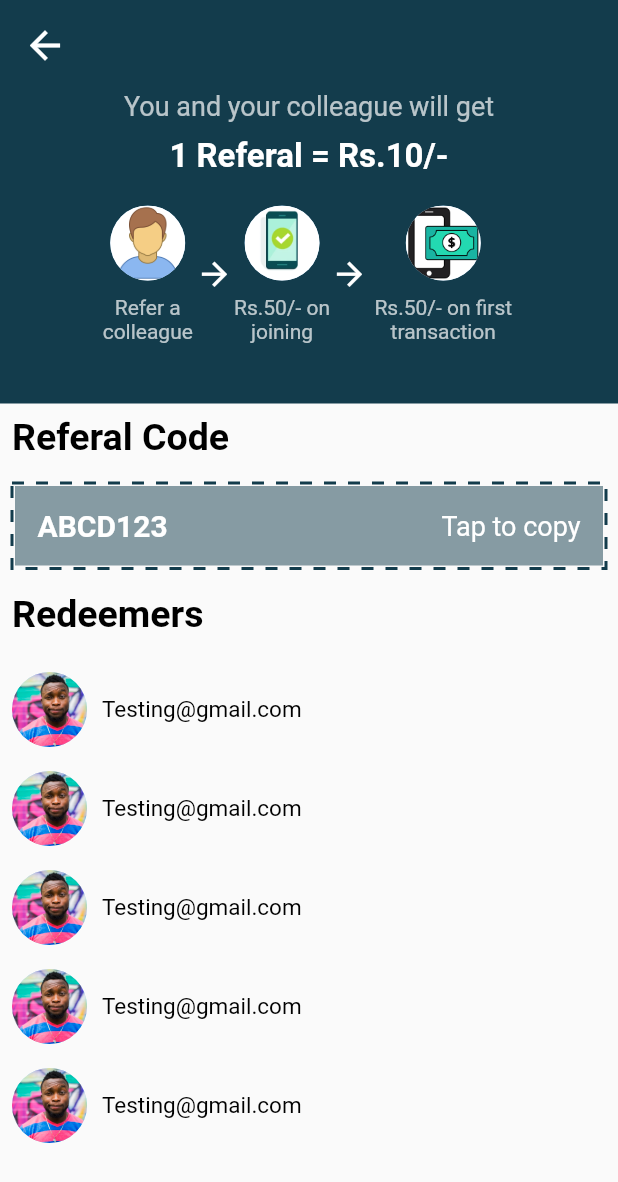
After one commit to AndroidDev-Rehan/property_trading_app, a Flutter app: the ReferalPage screen opened directly, on a phone screen of 412 x 824 dp. The commit adds this screen. Shown: the top 1182 px of the screen. Run offline on Flutter 3.47's test engine with Material 2 defaults, Android fonts, the light colour scheme and no system bars; drawn by our look-alikes of dotted_border; our stand-ins replace animated_splash_screen, carousel_slider, file_picker, fl_chart, flutter_chat_types, flutter_chat_ui and 11 more; missing offline and left inert: dart:ffi; project files that could hold a hidden picture were left out.

Commit message:
referal screen

```diff
--- a/lib/new_UI_screens/dashboard/dashboard.dart
+++ b/lib/new_UI_screens/dashboard/dashboard.dart
@@ -30,8 +30,11 @@ class _RootScreenState extends State<RootScreen> {
   Widget build(BuildContext context) {
     return Scaffold(
       body: PersistentTabView(
+
         context,
+
         controller: _controller,
+
         screens: const [ Home() , P2PScreen(), AddP2PScreen() , ProfileScreen(), ],
         items:
         [
@@ -76,9 +79,9 @@ class _RootScreenState extends State<RootScreen> {
         hideNavigationBarWhenKeyboardShows: true,
    // Recommended to set 'resizeToAvoidBottomInset' as true while using this argument. Default is true.
         decoration: NavBarDecoration(
+gradient:LinearGradient(begin: Alignment.topCenter,end:Alignment.bottomCenter,colors: [Colors.black26,mainGolden,mainGolden],stops: [0.1,0.15,1],),
 
-
-          colorBehindNavBar: mainGolden,
+colorBehindNavBar: mainGolden
         ),
         popAllScreensOnTapOfSelectedTab: true,
         popActionScreens: PopActionScreensType.all,
@@ -86,6 +89,7 @@ class _RootScreenState extends State<RootScreen> {
           duration: Duration(milliseconds: 50),
           curve: Curves.ease,
         ),
+
         screenTransitionAnimation: const ScreenTransitionAnimation( // Screen transition animation on change of selected tab.
           animateTabTransition: true,
           curve: Curves.ease,
--- a/lib/new_UI_screens/home/home.dart
+++ b/lib/new_UI_screens/home/home.dart
@@ -1,3 +1,6 @@
+import 'dart:async';
+import 'dart:ffi';
+
 import 'package:flutter/material.dart';
 import 'package:get/get.dart';
 import 'package:persistent_bottom_nav_bar/persistent-tab-view.dart';
@@ -13,8 +16,59 @@ class Home extends StatefulWidget {
 }
 
 class _HomeState extends State<Home> {
+  double currentposition=Get.width * 0.65 + 20;
+  double currentpositionproject=220 + 20;
+  ScrollController _scrollControllerproject = ScrollController();
+  ScrollController _scrollController = ScrollController();
+
+  void _scrollRight() {
+    if(currentposition<((10*(Get.width *0.65+20)))) {
+      _scrollController.animateTo(
+        currentposition,
+        duration: Duration(seconds: 2),
+        curve: Curves.fastOutSlowIn,
+      );
+      currentposition += Get.width * 0.65 + 20;
+    }
+    else{
+      _scrollController.animateTo(
+        0,
+        duration: Duration(seconds: 2),
+        curve: Curves.fastOutSlowIn,
+      );
+      currentposition=Get.width * 0.65 + 20;
+    }
+
+  }
+  void _scrollRightProject(){
+    if(currentpositionproject<((10*(220+20)))) {
+      _scrollControllerproject.animateTo(
+        currentpositionproject,
+        duration: Duration(seconds: 2),
+        curve: Curves.fastOutSlowIn,
+      );
+      currentpositionproject += 220 + 20;
+    }
+    else{
+      _scrollControllerproject.animateTo(
+        0,
+        duration: Duration(seconds: 2),
+        curve: Curves.fastOutSlowIn,
+      );
+      currentpositionproject=220+ 20;
+    }
+  }
+  @override
+  void initState() {
+    // TODO: implement initState
+    Timer.periodic(Duration(seconds: 5), (Timer t) => _scrollRight());
+    Timer.periodic(Duration(seconds: 3), (Timer t) => _scrollRightProject());
+    super.initState();
+  }
   @override
   Widget build(BuildContext context) {
+
+
     return Scaffold(
       appBar: buildCustomAppBar(),
       body: Container(
@@ -101,6 +155,8 @@ class _HomeState extends State<Home> {
               SizedBox(
                 height: 200,
                 child: ListView.builder(
+
+                    controller: _scrollControllerproject,
                     shrinkWrap: true,
                     scrollDirection: Axis.horizontal,
                     itemCount: 10,
@@ -139,6 +195,8 @@ class _HomeState extends State<Home> {
               SizedBox(
                 height: 190,
                 child: ListView.builder(
+
+                    controller: _scrollController,
                     shrinkWrap: true,
                     scrollDirection: Axis.horizontal,
                     itemCount: 10,
--- /dev/null
+++ b/lib/new_UI_screens/referal/referalpage.dart
@@ -0,0 +1,235 @@
+import 'package:dotted_border/dotted_border.dart';
+import 'package:flutter/material.dart';
+import 'package:get/get.dart';
+import 'package:property_trading_app/utils/app-color.dart';
+
+class ReferalPage extends StatefulWidget {
+  const ReferalPage({Key? key}) : super(key: key);
+
+  @override
+  State<ReferalPage> createState() => _ReferalPageState();
+}
+
+class _ReferalPageState extends State<ReferalPage> {
+  @override
+  Widget build(BuildContext context) {
+    return SafeArea(
+      child: Scaffold(
+
+        body: Container(
+          height: Get.height,
+          width: Get.width,
+          child: SingleChildScrollView(
+            child: Column(
+              crossAxisAlignment: CrossAxisAlignment.start,
+              children: [
+                Container(
+                  color: darkMain,
+                  child: Column(
+                    children: [
+                      Padding(
+                        padding: const EdgeInsets.all(15.0),
+                        child: Align(
+                          child: Icon(
+                            Icons.arrow_back_outlined,
+                            color: Colors.white,
+                            size: 30,
+                          ),
+                          alignment: Alignment.centerLeft,
+                        ),
+                      ),
+                      Text(
+                        'You and your colleague will get',
+                        style: TextStyle(color: Colors.white70,fontSize: 18),
+                      ),
+                      SizedBox(
+                        height: 10,
+                      ),
+                      Text(
+                        '1 Referal = Rs.10/-',
+                        style: TextStyle(
+                            color: Colors.white,
+                            fontWeight: FontWeight.bold,
+                            fontSize: 22),
+                      ),
+                      SizedBox(
+                        height: 20,
+                      ),
+                      Row(
+                        mainAxisAlignment: MainAxisAlignment.center,
+                        children: [
+                          Column(
+                            children: [
+                              CircleAvatar(
+                                radius: 25,
+                                  backgroundImage: Image.asset(
+                                'assets/images/usericon.png',
+                                fit: BoxFit.fill,
+                              ).image),
+                              SizedBox(height: 10,),
+                              Container(
+                                width: 64,
+                                child: Text(
+                                  'Refer a colleague',
+                                  style: TextStyle(color: Colors.white70),
+                                  textAlign: TextAlign.center,
+                                ),
+                              ),
+                            ],
+                          ),
+                          SizedBox(height: 5,),
+                          Icon(
+                            Icons.arrow_forward_outlined,
+                            color: Colors.white,
+                            size: 25,
+                          ),
+                          SizedBox(height: 5,),
+                          Column(
+                            children: [
+                              CircleAvatar(
+
+                                  backgroundImage: Image.asset(
+                                'assets/images/tickphone.png',
+                                fit: BoxFit.fill,
+                              ).image,
+                                radius: 25,
+                              ),
+                              SizedBox(height: 10,),
+                              Container(
+                                width: 65,
+                                child: Text(
+                                  'Rs.50/- on joining',
+                                  style: TextStyle(color: Colors.white70),
+                                  textAlign: TextAlign.center,
+                                ),
+                              ),
+                            ],
+                          ),
+                          SizedBox(height: 5,),
+                          Icon(
+                            Icons.arrow_forward_outlined,
+                            color: Colors.white,
+                            size: 25,
+                          ),
+
+                          Column(
+                            children: [
+                              CircleAvatar(
+
+                                  backgroundImage: Image.asset(
+                                'assets/images/phonemoney.png',
+
+                                fit: BoxFit.fill,
+                              ).image,radius: 25),
+                              SizedBox(height: 10,),
+                              Container(
+                                width: 100,
+                                child: Text(
+                                  'Rs.50/- on first transaction',
+                                  style: TextStyle(color: Colors.white70),
+                                  textAlign: TextAlign.center,
+                                ),
+                              ),
+                            ],
+                          ),
+                        ],
+                      ),
+                      SizedBox(
+                        height: 40,
+                      )
+                    ],
+                  ),
+                ),
+                Padding(
+                  padding: const EdgeInsets.all(8.0),
+                  child: Text(
+                    'Referal Code',
+                    style: TextStyle(
+                        color: Colors.black,
+                        fontSize: 25,
+                        fontWeight: FontWeight.bold),
+                  ),
+                ),
+                Padding(
+                  padding: const EdgeInsets.all(8.0),
+                  child: DottedBorder(
+                    color: darkMain,
+                    strokeWidth: 2,
+                    dashPattern: [8],
+                    child: Container(
+                      color: darkMain.withOpacity(0.5),
+                      padding: EdgeInsets.all(15),
+                      child: Row(
+                        mainAxisAlignment: MainAxisAlignment.spaceBetween,
+                        children: [
+                          Text(
+                            'ABCD123',
+                            style: TextStyle(
+                                fontSize: 20,
+                                color: Colors.white,
+                                fontWeight: FontWeight.bold),
+                          ),
+                          Text(
+                            'Tap to copy',
+                            style: TextStyle(
+                              fontSize: 18,
+                              color: Colors.white,
+                            ),
+                          )
+                        ],
+                      ),
+                    ),
+                  ),
+                ),
+                Padding(
+                  padding: const EdgeInsets.all(8.0),
+                  child: Text(
+                    'Redeemers',
+                    style: TextStyle(
+                        color: Colors.black,
+                        fontSize: 25,
+                        fontWeight: FontWeight.bold),
+                  ),
+                ),
+
+                Padding(
+                  padding: const EdgeInsets.all(8.0),
+                  child: ListView.builder(
+                      shrinkWrap: true,
+                      itemCount: 5,
+                      itemBuilder: (context, index) {
+                        return Padding(
+                          padding: const EdgeInsets.symmetric(vertical: 8.0),
+                          child: Row(
+                            children: [
+                              CircleAvatar(
+                                backgroundImage: Image.asset(
+                                  'assets/images/person.jpg',
+
+                                  fit: BoxFit.fill,
+                                ).image,
+                                radius: 25,
+                              ),
+                              SizedBox(
+                                width: 10,
+                              ),
+                              Text(
+                                'Testing@gmail.com',
+                                style: TextStyle(
+                                  color: Colors.black,
+                                  fontSize: 15,
+                                ),
+                              )
+                            ],
+                          ),
+                        );
+                      }),
+                )
+              ],
+            ),
+          ),
+        ),
+      ),
+    );
+  }
+}
--- a/lib/new_UI_screens/signup/signup.dart
+++ b/lib/new_UI_screens/signup/signup.dart
@@ -22,12 +22,13 @@ class _SignUpState extends State<SignUp> {
         color: darkMain,
         height: Get.height,
         width: Get.width,
+        child: SingleChildScrollView(
           child: Column(
             mainAxisAlignment: MainAxisAlignment.center,
             children: [
               Image.asset(
                 'assets/images/logo.png',
-              height: Get.height * 0.35,
+                height: Get.height * 0.4,
                 width: Get.width ,
                 fit: BoxFit.fill,
               ),
@@ -114,8 +115,9 @@ class _SignUpState extends State<SignUp> {
                 // suffixIcon: const Icon(Icons.arrow_forward),
 
               ),
-
+SizedBox(height: 20,)
             ],
+          ),
         ),
       ),
     );
--- a/lib/new_UI_screens/splash/splash_screen.dart
+++ b/lib/new_UI_screens/splash/splash_screen.dart
@@ -290,7 +290,7 @@ height: Get.height,
                     return Column(
                       mainAxisAlignment: MainAxisAlignment.center,
                       children: [
-                        Image.asset(w.splash,height: Get.height*0.4,width: Get.width,fit: BoxFit.fill,),
+                        Image.asset(w.splash,height: Get.height*0.43,width: Get.width,fit: BoxFit.fill,),
                         Text('Above  The Crowd In Property',style: TextStyle(fontSize: 18,color: Colors.white,fontStyle: FontStyle.italic),)
                       ],
                     );
--- a/pubspec.yaml
+++ b/pubspec.yaml
@@ -60,6 +60,7 @@ dependencies:
   persistent_bottom_nav_bar: ^4.0.2
   firebase_messaging: ^12.0.0
   firebase_core: ^1.19.2
+  dotted_border: ^2.0.0+2
 
 dev_dependencies:
   flutter_test:
```
Also changed, not shown: assets/images/logo.png, assets/images/phonemoney.png (added), assets/images/tickphone.png (added), assets/images/usericon.png (added), lib/generated/assets.dart (added), pubspec.lock. Lines whose indentation alone changed are shown as unchanged.
